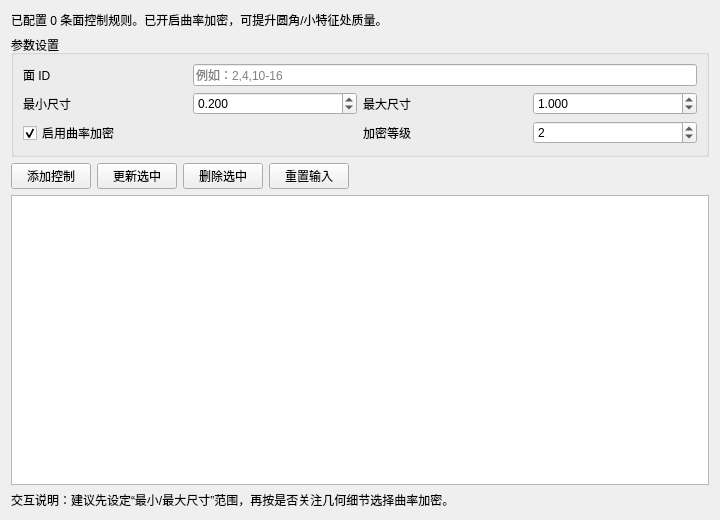
This is plugins/Base_Mesh/MeshFaceControlWidget.ui in asd977/base_cae as Qt 5 draws it before an edit. The edited form follows.
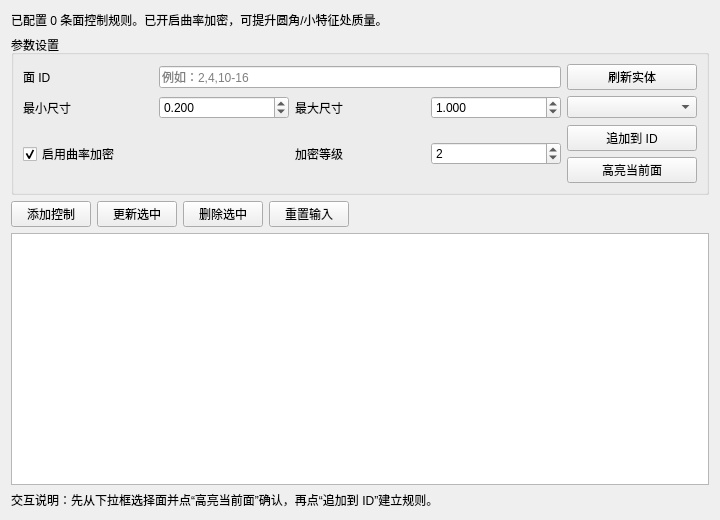
This is the edited form.

Commit message: feat(mesh): 支持实体下拉选择与高亮确认

What changed in the file:
```diff
--- a/plugins/Base_Mesh/MeshFaceControlWidget.ui
+++ b/plugins/Base_Mesh/MeshFaceControlWidget.ui
@@ -44,6 +44,34 @@
         </property>
        </widget>
       </item>
+      <item row="0" column="4">
+       <widget class="QPushButton" name="btnRefreshEntity">
+        <property name="text">
+         <string>刷新实体</string>
+        </property>
+       </widget>
+      </item>
+      <item row="1" column="4">
+       <widget class="QComboBox" name="cmbEntity"/>
+      </item>
+      <item row="2" column="4">
+       <layout class="QVBoxLayout" name="verticalLayoutEntityBtns">
+        <item>
+         <widget class="QPushButton" name="btnAppendEntity">
+          <property name="text">
+           <string>追加到 ID</string>
+          </property>
+         </widget>
+        </item>
+        <item>
+         <widget class="QPushButton" name="btnHighlightEntity">
+          <property name="text">
+           <string>高亮当前面</string>
+          </property>
+         </widget>
+        </item>
+       </layout>
+      </item>
       <item row="1" column="0">
        <widget class="QLabel" name="labelMinSize">
         <property name="text">
@@ -174,7 +202,7 @@
    <item>
     <widget class="QLabel" name="labelHint">
      <property name="text">
-      <string>交互说明：建议先设定“最小/最大尺寸”范围，再按是否关注几何细节选择曲率加密。</string>
+      <string>交互说明：先从下拉框选择面并点“高亮当前面”确认，再点“追加到 ID”建立规则。</string>
      </property>
      <property name="wordWrap">
       <bool>true</bool>
```
The commit also changes 8 other files.
